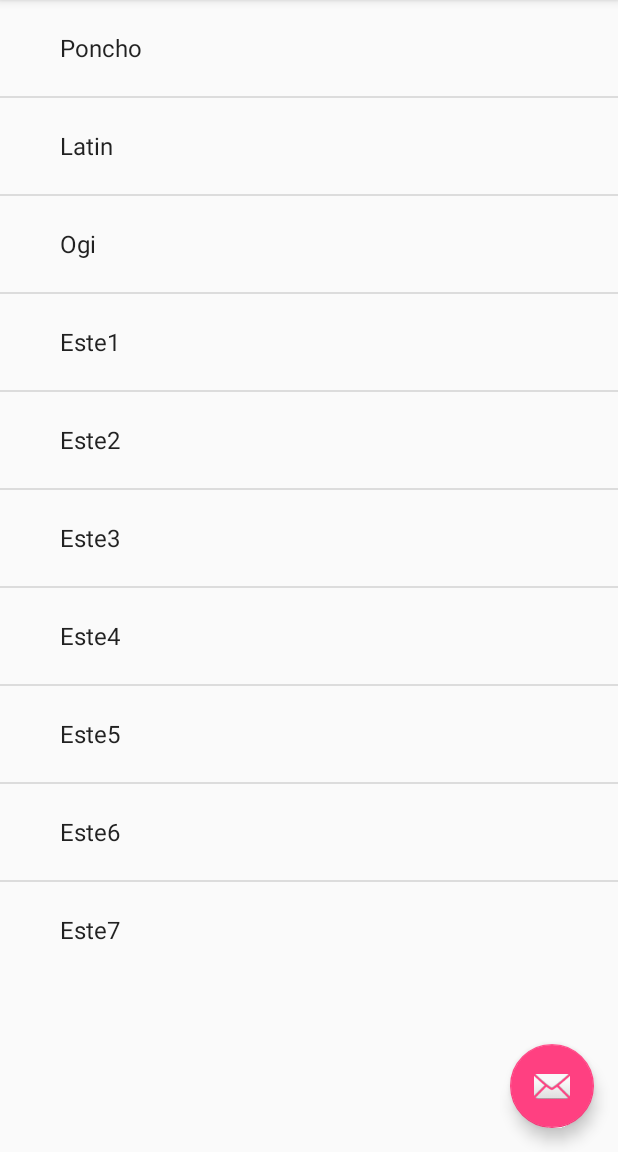
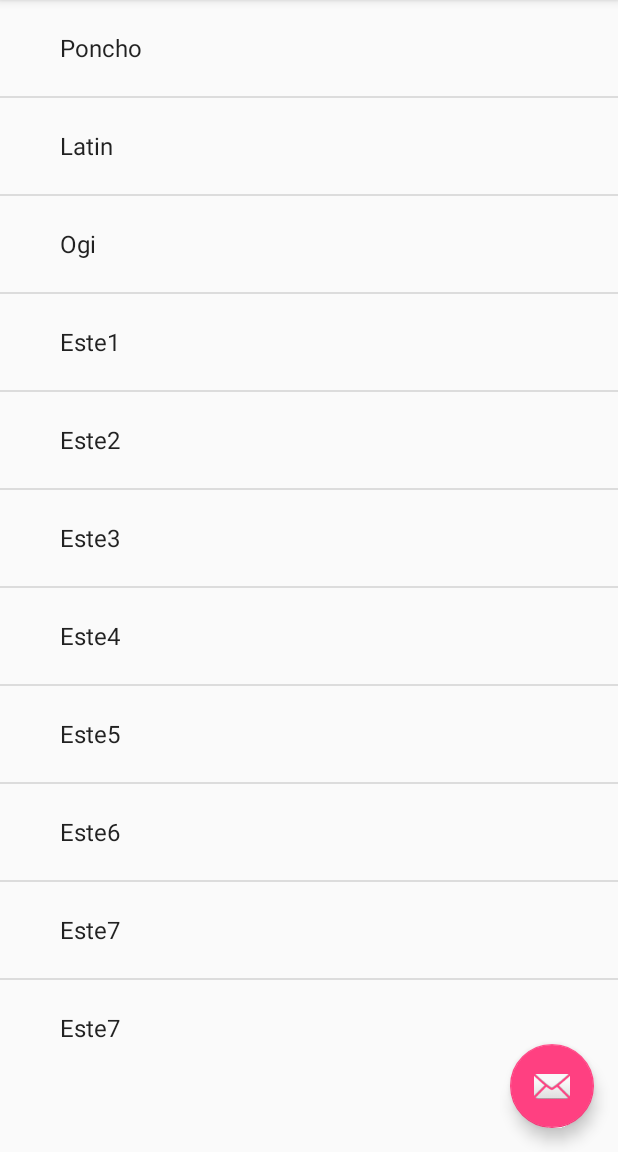
Before and after one commit to PuceOrganization/AndroidApp, an Android app: the fragment ContactsFragment placed in its activity, on a phone screen of 412 x 824 dp, the part 84-1236 px from its top. Run offline under Robolectric (Android 15) with nearby library versions, the phone set to English and light mode, and no system bars; network calls fail.

Commit message:
Implementaciòn de Lista de Contactos y Perfiles

```diff
--- a/app/src/main/res/values/ListContacts.xml
+++ b/app/src/main/res/values/ListContacts.xml
@@ -2,6 +2,7 @@
 <resources>
 
     <!--Valores para la lista de contactos dinamica-->
+
     <string-array name="contact_list">
 
         <item>Poncho</item>
@@ -14,6 +15,8 @@
         <item>Este5</item>
         <item>Este6</item>
         <item>Este7</item>
+        <item>Este7</item>
+
 
 
 
```
